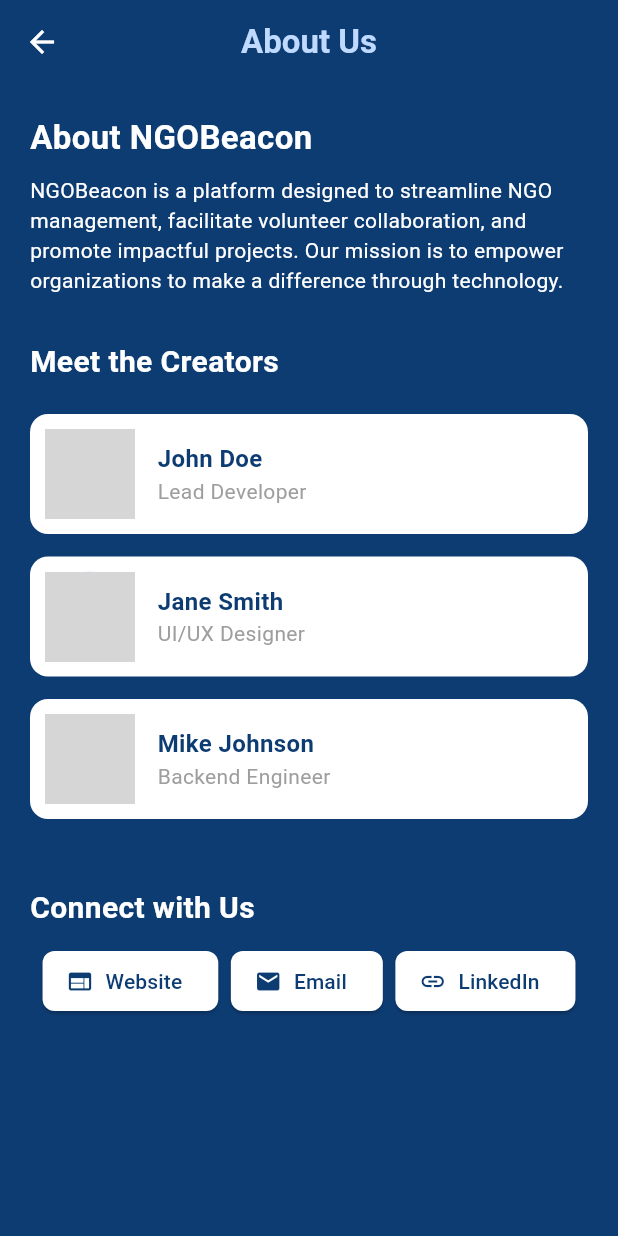
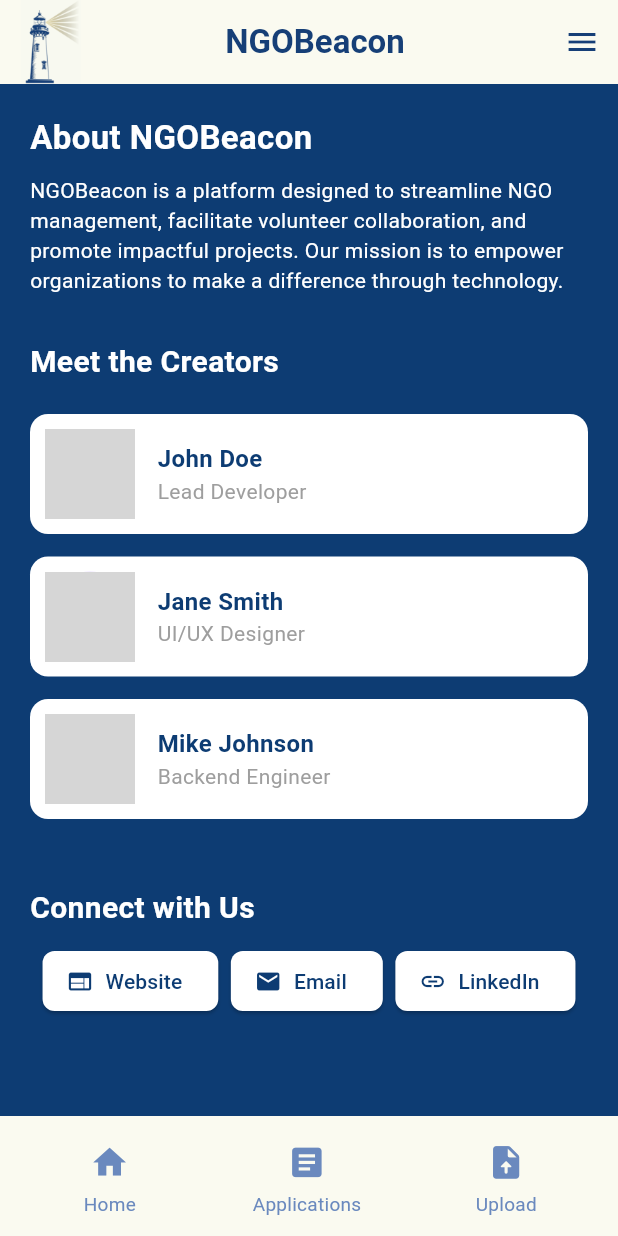
Before and after one commit to suzannedantis/ngobeacon, a Flutter app: the AboutUsPage screen opened directly, on a phone screen of 412 x 824 dp. Run offline on Flutter 3.47's test engine with Material 3 defaults, Android fonts, the phone set to English and light mode, and no system bars; our stand-ins replace fl_chart, google_fonts, google_sign_in, supabase_flutter; accounts and stored records are empty; grey boxes are pictures that could not be loaded.

Commit message:
both bars

```diff
--- a/lib/about_us.dart
+++ b/lib/about_us.dart
@@ -1,5 +1,6 @@
 import 'package:flutter/material.dart';
-
+import 'package:ngobeacon/components/top_nav_bar.dart';
+import 'package:ngobeacon/components/bottom_nav_bar.dart';
 class AboutUsPage extends StatelessWidget {
   const AboutUsPage({Key? key}) : super(key: key);
 
@@ -7,22 +8,8 @@ class AboutUsPage extends StatelessWidget {
   Widget build(BuildContext context) {
     return Scaffold(
       backgroundColor: const Color(0xFF0D3C73),
-      appBar: AppBar(
-        backgroundColor: const Color(0xFF0D3C73),
-        elevation: 0,
-        title: const Text(
-          'About Us',
-          style: TextStyle(
-            color: Color(0xFFBFD9FF),
-            fontWeight: FontWeight.bold,
-          ),
-        ),
-        centerTitle: true,
-        leading: IconButton(
-          icon: const Icon(Icons.arrow_back, color: Colors.white),
-          onPressed: () => Navigator.pop(context),
-        ),
-      ),
+      appBar: TopNavBar(),
+      bottomNavigationBar: BottomNavBar(),
       body: SingleChildScrollView(
         padding: const EdgeInsets.symmetric(horizontal: 20, vertical: 20),
         child: Column(
```
